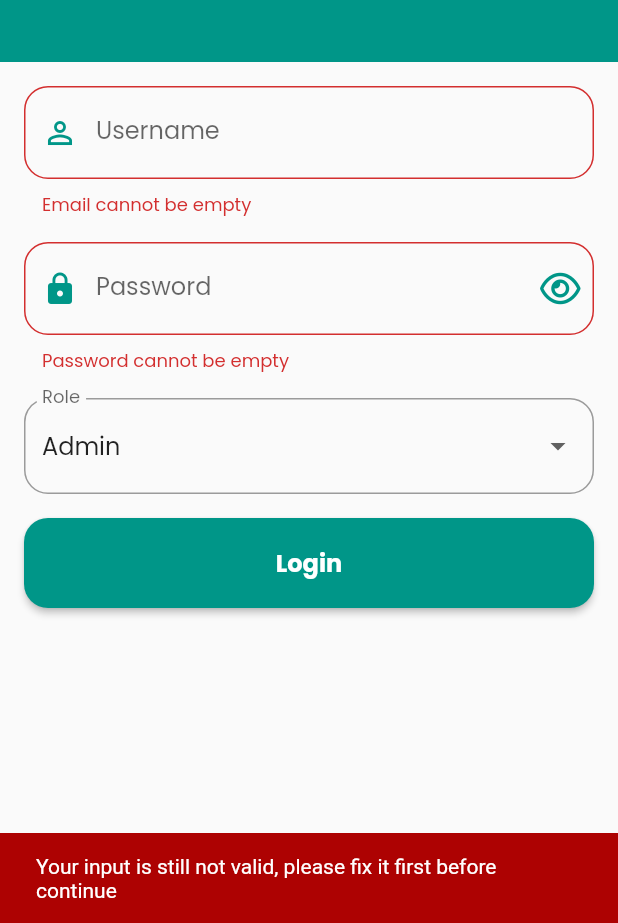
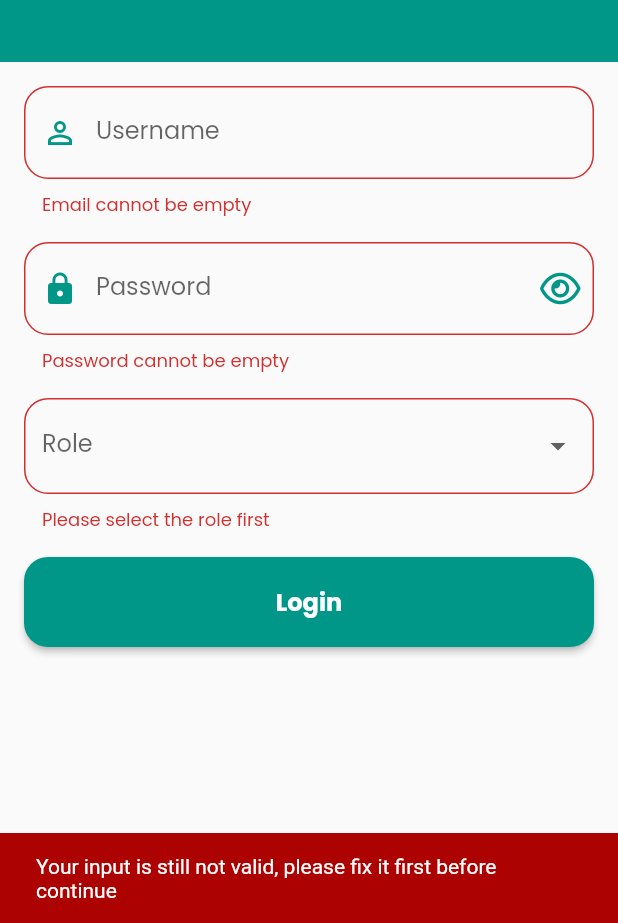
Before and after one commit to dikawardaniTrainer/sekolahku-flutter, a Flutter app: the screen it shows after launch, after a tap on "Login", on a phone screen of 412 x 824 dp, the part 313-1236 px from its top. Run offline on Flutter 3.47's test engine with Material 2 defaults, Android fonts, the light colour scheme and no system bars; our stand-ins replace flutter_native_splash, font_awesome_flutter, hexcolor, shared_preferences, sprintf, sqflite; missing offline and left inert: android_intent_plus; accounts and stored records are empty.

Commit message:
fix starting app when using login

```diff
--- a/lib/main.dart
+++ b/lib/main.dart
@@ -37,9 +37,12 @@ class MyApp extends StatelessWidget {
     return FutureBuilder<bool>(
       future: _userService.isLoggedIn(),
       builder: (context, snapshot) {
-        final isLoggedIn = snapshot.data;
-        FlutterNativeSplash.remove();
-        return _startApp(context, isLoggedIn);
+        if (snapshot.connectionState == ConnectionState.done) {
+          final isLoggedIn = snapshot.data;
+          FlutterNativeSplash.remove();
+          return _startApp(context, isLoggedIn);
+        }
+        return Container();
       });
   }
 }
--- a/lib/pages/login_page.dart
+++ b/lib/pages/login_page.dart
@@ -1,5 +1,6 @@
 import 'package:flutter/foundation.dart';
 import 'package:flutter/material.dart';
+import 'package:sekolah_ku/constant/validation_const.dart';
 import 'package:sekolah_ku/model/user.dart';
 import 'package:sekolah_ku/navigation/app_navigation.dart';
 import 'package:sekolah_ku/resources/color_res.dart';
@@ -11,11 +12,8 @@ import 'package:sekolah_ku/util/logger.dart';
 import 'package:sekolah_ku/util/widget_extension.dart';
 import 'package:sekolah_ku/widgets/banner_header.dart';
 import 'package:sekolah_ku/widgets/button.dart';
-import 'package:sekolah_ku/widgets/container_no_data.dart';
 import 'package:sekolah_ku/widgets/dropdown.dart';
 import 'package:sekolah_ku/widgets/input.dart';
-
-import '../constant/validation_const.dart';
 
 class LoginPage extends StatefulWidget {
   const LoginPage({super.key});
@@ -33,6 +31,7 @@ class _LoginPageState extends State<LoginPage> {
 
   var obscureText = true;
   var iconData = IconRes.eye;
+  List<Role> _roles = [];
 
   String? _validateEmail(String? email) {
     if (email != null) {
@@ -98,13 +97,18 @@ class _LoginPageState extends State<LoginPage> {
   @override
   void initState() {
     super.initState();
+    _userService.getRoles().then((value) {
+      setState(() {
+        _roles = value;
+      });
+    });
     if (kDebugMode) {
       _usernameCtrl.text = "admin@rc.com";
       _passwordCtrl.text = "admin1";
     }
   }
 
-  Widget createForm(List<Role> roles) {
+  Widget createForm() {
     return SingleChildScrollView(
         child: Form(
           key: _formKey,
@@ -143,9 +147,9 @@ class _LoginPageState extends State<LoginPage> {
                         ),
                       ),
                       DropDown<Role?>(
-                        options: roles,
+                        options: _roles,
                         controller: _roleCtrl,
-                        label: "Role",
+                        label: StringRes.role,
                         onDrawItem: (item) => Text(item != null ? item.name : ""),
                         marginTop: DimenRes.size_16,
                         validator: (s) { return _validateRole(s); },
@@ -167,16 +171,7 @@ class _LoginPageState extends State<LoginPage> {
   @override
   Widget build(BuildContext context) {
     return Scaffold(
-      body: FutureBuilder<List<Role>>(
-        future: _userService.getRoles(),
-        builder: (context, snapshot) {
-          final data = snapshot.data;
-          if (data != null) {
-            return createForm(data);
-          }
-          return const ContainerNoData(message: StringRes.errFetchRoles);
-        },
-      ),
+      body: createForm(),
     );
   }
 }
--- a/lib/widgets/dropdown.dart
+++ b/lib/widgets/dropdown.dart
@@ -1,5 +1,6 @@
 import 'package:flutter/material.dart';
 import 'package:sekolah_ku/resources/dimen_res.dart';
+import 'package:sekolah_ku/widgets/input.dart';
 
 class DropDown<T> extends StatefulWidget {
   final DropDownController<T> controller;
@@ -29,7 +30,9 @@ class _DropDownState<T> extends State<DropDown<T>> {
   @override
   void initState() {
     super.initState();
+    if (widget.options.isNotEmpty) {
       widget.controller.value ??= widget.options.first;
+    }
   }
 
   @override
@@ -40,6 +43,7 @@ class _DropDownState<T> extends State<DropDown<T>> {
           SizedBox(
             height: widget.marginTop,
           ),
+        if (widget.options.isNotEmpty)
           DropdownButtonFormField<T>(
             autovalidateMode: AutovalidateMode.onUserInteraction,
             validator: widget.validator,
@@ -56,6 +60,13 @@ class _DropDownState<T> extends State<DropDown<T>> {
                 widget.onChanged.call(s);
               }
             },
+          ),
+        if (widget.options.isEmpty)
+          InputField(
+            label: widget.label,
+            textInputType: TextInputType.none,
+            readOnly: true,
+            enabled: false,
           )
       ],
     );
--- a/lib/widgets/input.dart
+++ b/lib/widgets/input.dart
@@ -12,6 +12,7 @@ class InputField extends StatelessWidget {
   final TextEditingController? controller;
   final bool obscureText;
   final bool readOnly;
+  final bool enabled;
 
   const InputField({
     super.key,
@@ -24,7 +25,8 @@ class InputField extends StatelessWidget {
     this.controller,
     this.prefixIcon,
     this.obscureText = false,
-    this.readOnly = false
+    this.readOnly = false,
+    this.enabled = true
   });
 
   @override
@@ -40,6 +42,7 @@ class InputField extends StatelessWidget {
           controller: controller,
           obscureText: obscureText,
           readOnly: readOnly,
+          enabled: enabled,
           decoration: InputDecoration(
             label: Text(label),
             border: OutlineInputBorder(borderRadius: BorderRadius.circular(DimenRes.size_16)),
```
Lines whose indentation alone changed are shown as unchanged.
